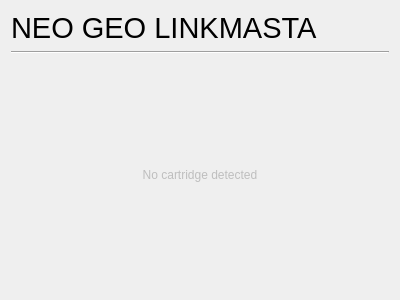
Before: the Qt Designer form src/ui/qt/detail/ngp_linkmasta_detail_widget.ui in TheFlav/Flash-Masta-Desktop, drawn with Qt 5.
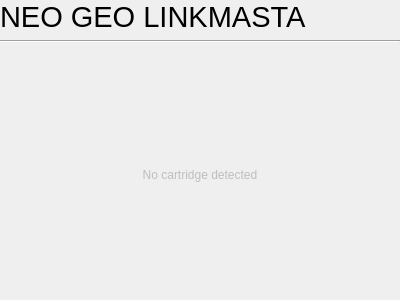
After: the same form once the commit is applied.

```diff
--- a/src/ui/qt/detail/ngp_linkmasta_detail_widget.ui
+++ b/src/ui/qt/detail/ngp_linkmasta_detail_widget.ui
@@ -17,6 +17,18 @@
    <property name="spacing">
     <number>6</number>
    </property>
+   <property name="leftMargin">
+    <number>0</number>
+   </property>
+   <property name="topMargin">
+    <number>0</number>
+   </property>
+   <property name="rightMargin">
+    <number>0</number>
+   </property>
+   <property name="bottomMargin">
+    <number>0</number>
+   </property>
    <item>
     <layout class="QHBoxLayout" name="headerLayout">
      <item>
```
